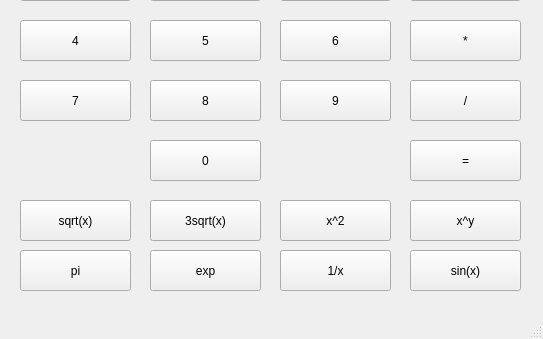
First picture: the form in calcul_design.ui, repository Phoenix951/Calculator, before the edit; both pictures show x 0 to 543 and y 160 to 499 of the 543 by 499 pixel window.
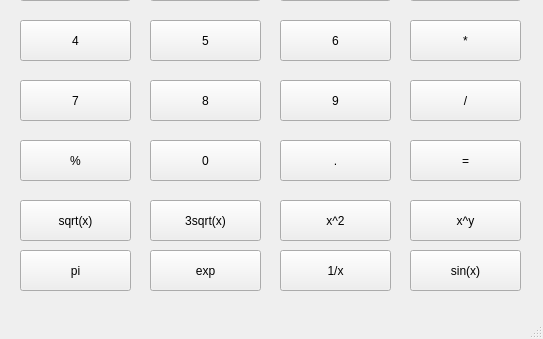
Second picture: the form after the edit.

Patch:
```diff
--- a/calcul_design.ui
+++ b/calcul_design.ui
@@ -352,6 +352,32 @@
      <string>3sqrt(x)</string>
     </property>
    </widget>
+   <widget class="QPushButton" name="intInFloat">
+    <property name="geometry">
+     <rect>
+      <x>280</x>
+      <y>300</y>
+      <width>111</width>
+      <height>41</height>
+     </rect>
+    </property>
+    <property name="text">
+     <string>.</string>
+    </property>
+   </widget>
+   <widget class="QPushButton" name="procentButton">
+    <property name="geometry">
+     <rect>
+      <x>20</x>
+      <y>300</y>
+      <width>111</width>
+      <height>41</height>
+     </rect>
+    </property>
+    <property name="text">
+     <string>%</string>
+    </property>
+   </widget>
   </widget>
   <widget class="QMenuBar" name="menubar">
    <property name="geometry">
```
